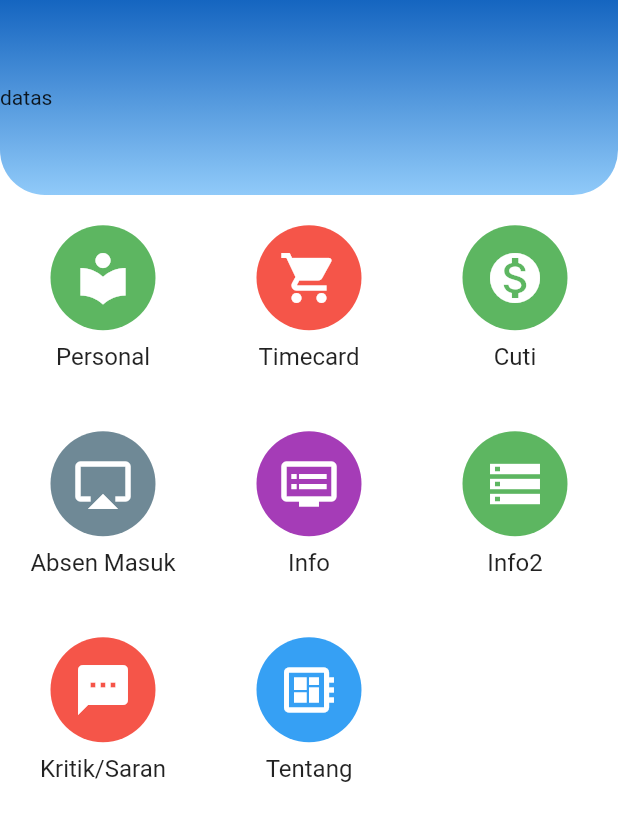
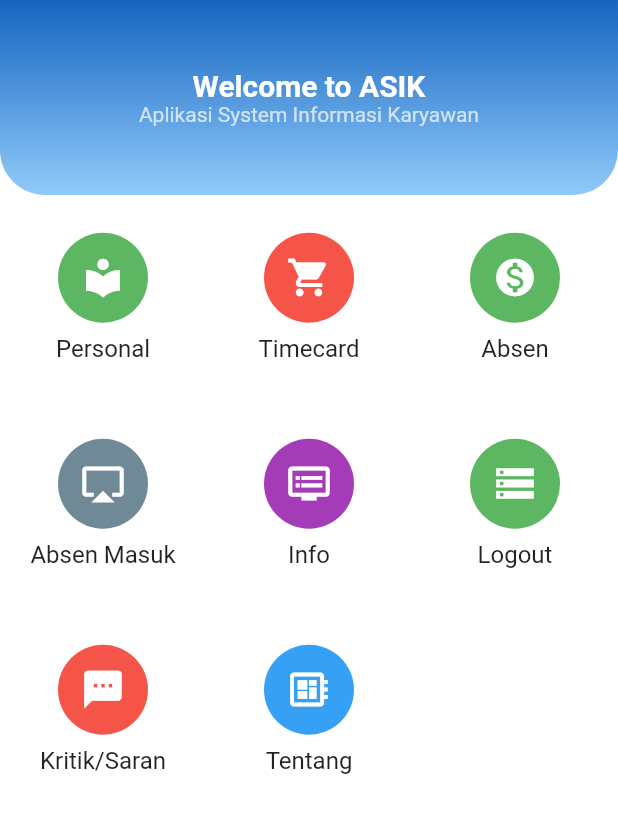
Before and after one commit to Johnsaragih/asik, a Flutter app: the Home screen opened directly, on a phone screen of 412 x 824 dp. Shown: the top 821 px of the screen. Run offline on Flutter 3.47's test engine with Material 2 defaults, Android fonts, the phone set to English and light mode, and no system bars; our stand-ins replace shared_preferences; accounts and stored records are empty; network calls fail.

Commit message:
tambah absen

```diff
--- a/lib/home/view.dart
+++ b/lib/home/view.dart
@@ -1,6 +1,9 @@
-import 'package:asik/pages/cuti.dart';
+import 'package:asik/login.dart';
+import 'package:asik/pages/absen.dart';
+import 'package:asik/pages/timecard.dart';
 import 'package:flutter/material.dart';
 import 'package:flutter/rendering.dart';
+import 'package:shared_preferences/shared_preferences.dart';
 
 class Home extends StatefulWidget {
   @override
@@ -20,11 +23,9 @@ class _HomeState extends State<Home> {
             children: [
               _topMenu(),
               _mainMenu(context),
-
             ],
           ),
         ),
-
       ),
     );
   }
@@ -32,8 +33,32 @@ class _HomeState extends State<Home> {
 
 Widget _topMenu() {
   return new Container(
-    child: Row(
-      children: [Container(child: Text("datas"))],
+    child: Column(
+      mainAxisAlignment: MainAxisAlignment.center,
+      children: [
+        Container(
+          child: Container(
+            child: Column(
+              children: [
+                Text(
+                  "Welcome to ASIK",
+                  style: TextStyle(
+                      fontSize: 20.0,
+                      color: Colors.white,
+                      fontWeight: FontWeight.bold),
+                ),
+                Text(
+                  "Aplikasi System Informasi Karyawan",
+                  style: TextStyle(
+                    fontSize: 14.0,
+                    color: Colors.white70,
+                  ),
+                ),
+              ],
+            ),
+          ),
+        )
+      ],
     ),
     height: 130,
     decoration: BoxDecoration(
@@ -49,9 +74,19 @@ Widget _topMenu() {
 }
 
 Widget _mainMenu(context) {
+  void _logout() async {
+    SharedPreferences logout = await SharedPreferences.getInstance();
+    await logout.clear();
+    Navigator.pushReplacement(
+        context,
+        MaterialPageRoute(
+          builder: (BuildContext context) => Login(),
+        ));
+  }
+
   return new SizedBox(
     //height: 400.0,
-    height: MediaQuery.of(context).size.height *0.60,
+    height: MediaQuery.of(context).size.height * 0.60,
     child: new Container(
       color: Colors.transparent,
       child: CustomScrollView(
@@ -67,21 +102,26 @@ Widget _mainMenu(context) {
                     iconColor: Colors.green,
                     label: "Personal",
                     onPres: () {
-                      Navigator.push(context,
-                          MaterialPageRoute(builder: (context) => Cuti()));
+
                     },
                   ),
                   MenuIcon(
                     icon: Icons.shopping_cart,
                     iconColor: Colors.red,
                     label: "Timecard",
-                    onPres: () {},
+                    onPres: () {
+                      Navigator.push(context,
+                          MaterialPageRoute(builder: (context) => Timecard()));
+                    },
                   ),
                   MenuIcon(
                     icon: Icons.monetization_on,
                     iconColor: Colors.green,
-                    label: "Cuti",
-                    onPres: () {},
+                    label: "Absen",
+                    onPres: () {
+                      Navigator.push(context,
+                          MaterialPageRoute(builder: (context) => Absen()));
+                    },
                   ),
                   MenuIcon(
                     icon: Icons.airplay,
@@ -96,11 +136,12 @@ Widget _mainMenu(context) {
                     onPres: () {},
                   ),
                   MenuIcon(
-                    icon: Icons.storage,
-                    iconColor: Colors.green,
-                    label: "Info2",
-                    onPres: () {},
-                  ),
+                      icon: Icons.storage,
+                      iconColor: Colors.green,
+                      label: "Logout",
+                      onPres: () {
+                        _logout();
+                      }),
                   MenuIcon(
                     icon: Icons.textsms,
                     iconColor: Colors.red,
@@ -114,7 +155,6 @@ Widget _mainMenu(context) {
                     label: "Tentang",
                     onPres: () {},
                   ),
-
                 ],
               ),
             ]),
@@ -148,13 +188,20 @@ class MenuIcon extends StatelessWidget {
             ),
             child: Padding(
               padding: const EdgeInsets.all(15.0),
-              child: Icon(icon, color: Colors.white,size: 40,),
+              child: Icon(
+                icon,
+                color: Colors.white,
+                size: 30,
+              ),
             ),
           ),
           SizedBox(
             height: 8.0,
           ),
-          Text(label,style: TextStyle(fontSize: 16.0),),
+          Text(
+            label,
+            style: TextStyle(fontSize: 16.0),
+          ),
         ],
       ),
     );
```
Also changed, not shown: lib/login.dart (+4 -5 lines), lib/pages/cuti.dart (deleted, +0 -38 lines), pubspec.yaml (line endings or trailing spaces).
